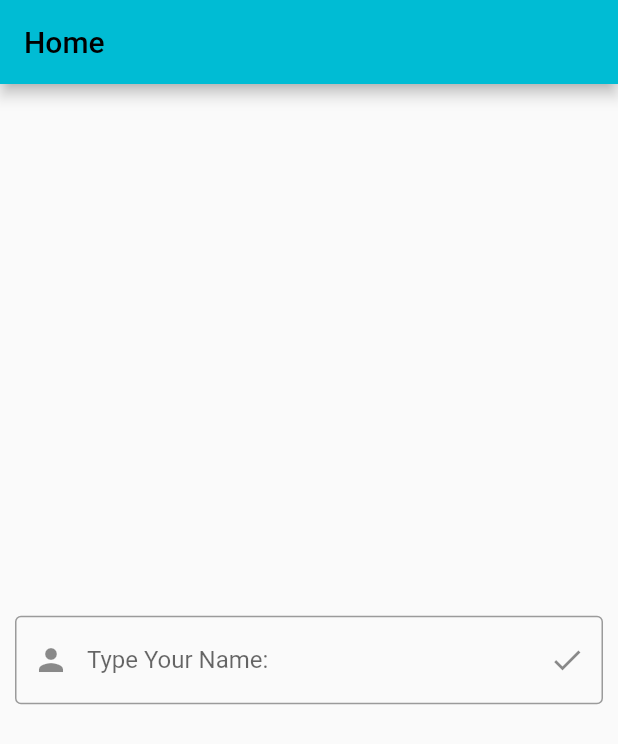
After one commit to nielxxx/App-Niel, a Flutter app: the screen it shows after launch, on a phone screen of 412 x 824 dp. The commit adds this screen. Shown: the top 744 px of the screen. Run offline on Flutter 3.47's test engine with Material 2 defaults, Android fonts, the phone set to English and light mode, and no system bars.

Commit message:
page navigation
added function to every new file i created (navigation) also i added design and animation

```diff
--- /dev/null
+++ b/lib/login.dart
@@ -0,0 +1,66 @@
+// ignore_for_file: library_private_types_in_public_api, override_on_non_overriding_member
+
+import 'package:flutter/material.dart';
+import 'package:flutter_application_1/myHomePage.dart';
+
+// ignore: use_key_in_widget_constructors
+class LoginPage extends StatelessWidget {
+  @override
+  Widget build(BuildContext context){
+    return Scaffold(
+      // ignore: prefer_const_constructors
+      appBar: AppBar(title: Text('Home')),
+      body: Body());
+  }
+}
+
+// ignore: use_key_in_widget_constructors
+class Body extends StatefulWidget {
+  @override
+  _BodyState createState() => _BodyState();
+}
+
+class _BodyState extends State<Body> {
+  late String name;
+  // ignore: unnecessary_new
+  TextEditingController controller = new TextEditingController();
+
+  void click(){
+    // ignore: unnecessary_this
+    this.name = controller.text;
+    Navigator.push(
+      // ignore: prefer_const_constructors, unnecessary_this
+      context, MaterialPageRoute(builder: (context) => MyHomePage(this.name)));
+  }
+
+  @override
+  Widget build(BuildContext context){
+    return Align(
+      alignment: Alignment.center,
+      child: Padding(
+        padding: const EdgeInsets.all(10),
+        child: TextField(
+          // ignore: unnecessary_this
+          controller: this.controller,
+          decoration: InputDecoration(
+          // ignore: prefer_const_constructors
+            prefixIcon: Icon(Icons.person),
+            labelText: "Type Your Name:",
+            // ignore: prefer_const_constructors
+            border: OutlineInputBorder(
+              // ignore: prefer_const_constructors
+              borderSide: BorderSide(width: 5, color: Colors.black)),
+            suffixIcon:IconButton(
+              // ignore: prefer_const_constructors
+              icon:Icon(Icons.done),
+              splashColor: Colors.lightBlue,
+              tooltip:"Submit",
+              // ignore: unnecessary_this
+              onPressed: this.click,
+            )
+          ),
+        ),
+      )
+    );
+  }
+}
--- /dev/null
+++ b/lib/myHomePage.dart
@@ -0,0 +1,38 @@
+// ignore_for_file: file_names, unnecessary_this, use_key_in_widget_constructors, library_private_types_in_public_api
+
+import'package:flutter/material.dart';
+import'post.dart';
+import'postList.dart';
+import'textInputWidget.dart';
+
+class MyHomePage extends StatefulWidget {
+  final String name;
+
+ // ignore: prefer_const_constructors_in_immutables
+ MyHomePage(this.name);
+
+  @override
+  _MyHomePageState createState() => _MyHomePageState();
+}
+
+class _MyHomePageState extends State<MyHomePage> {
+  List<Post> posts =[];
+
+  void newPost(String text) {
+    this.setState(() {
+      // ignore: unnecessary_new
+      posts.add(new Post(text, widget.name));
+    });
+  }
+
+  @override
+  Widget build(BuildContext context){
+    return Scaffold(
+      // ignore: prefer_const_constructors
+      appBar: AppBar(title: Text('Message')),
+      body: Column(children: <Widget>[
+        Expanded(child: PostList(this.posts)),
+        TextInputWidget(this.newPost)
+        ]));
+  }
+}
```
Also changed, not shown: lib/main.dart (+5 -145 lines), lib/post.dart (added, +22 -0 lines), lib/postList.dart (added, +55 -0 lines), lib/textInputWidget.dart (added, +48 -0 lines).
